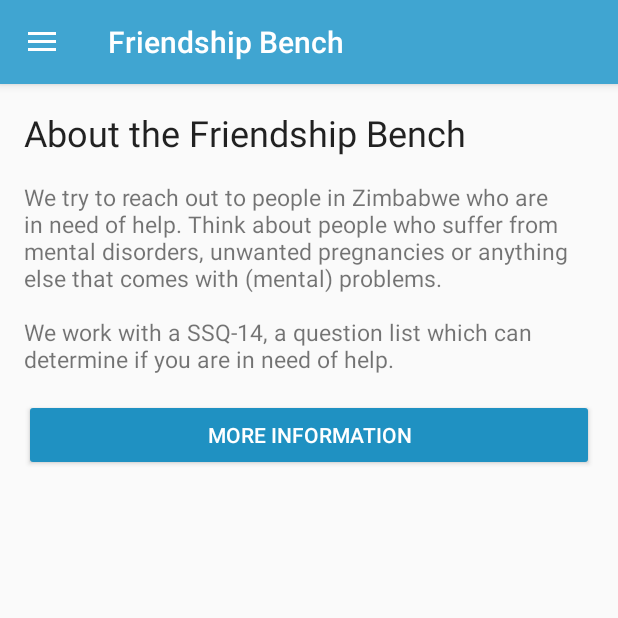
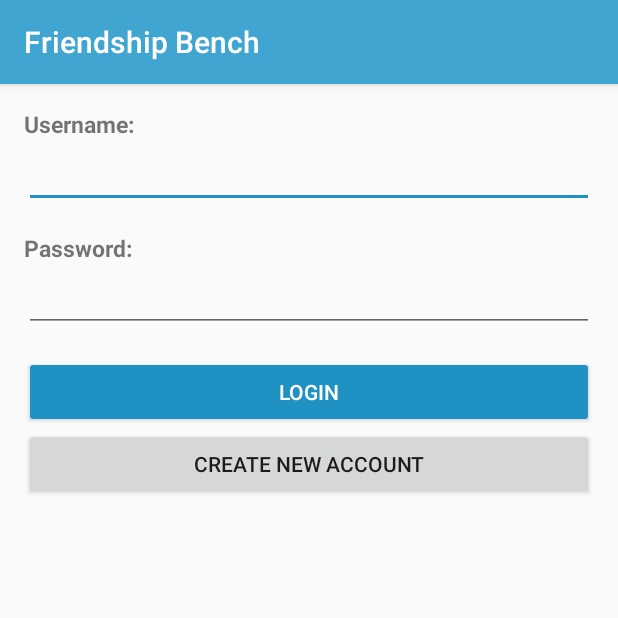
Before and after one commit to danbo2468/FriendshipBenchAndroid, an Android app: the screen it shows after launch (MainActivity before the commit, LoginActivity after it), on a phone screen of 412 x 824 dp, the top half of it. Run offline under Robolectric (Android 15) with nearby library versions, the phone set to English and light mode, and no system bars; our stand-ins replace Volley; Roboto replaces fonts that are not available here.

Commit message:
Added functionality to log in.

```diff
--- /dev/null
+++ b/app/src/main/res/layout/activity_login.xml
@@ -0,0 +1,86 @@
+<!--
+  ~ Copyright (c) 2018. Developed by the Hanzehogeschool Groningen for Friendship Bench Zimbabwe.
+  -->
+
+<LinearLayout xmlns:android="http://schemas.android.com/apk/res/android"
+    xmlns:tools="http://schemas.android.com/tools"
+    android:layout_width="match_parent"
+    android:layout_height="match_parent"
+    android:gravity="center_horizontal"
+    android:orientation="vertical"
+    android:paddingBottom="@dimen/activity_vertical_margin"
+    android:paddingLeft="@dimen/activity_horizontal_margin"
+    android:paddingRight="@dimen/activity_horizontal_margin"
+    android:paddingTop="@dimen/activity_vertical_margin"
+    tools:context="com.hanze.wad.friendshipbench.LoginActivity">
+
+
+    <ScrollView
+        android:id="@+id/login_form"
+        android:layout_width="match_parent"
+        android:layout_height="match_parent"
+        android:orientation="vertical">
+
+        <LinearLayout
+            android:layout_width="match_parent"
+            android:orientation="vertical"
+            android:layout_height="wrap_content">
+
+            <LinearLayout
+                style="@style/LinearLabelValueLayout"
+                android:layout_width="match_parent"
+                android:layout_height="wrap_content">
+
+                <TextView
+                    android:id="@+id/usernameLabel"
+                    style="@style/LabelText"
+                    android:text="@string/label_username" />
+
+                <EditText
+                    android:id="@+id/usernameField"
+                    android:layout_width="match_parent"
+                    android:layout_height="wrap_content"
+                    android:ems="10"
+                    android:inputType="textPersonName" />
+
+            </LinearLayout>
+            <LinearLayout
+                style="@style/LinearLabelValueLayout"
+                android:layout_width="match_parent"
+                android:layout_height="wrap_content">
+
+                <TextView
+                    android:id="@+id/passwordLabel"
+                    style="@style/LabelText"
+                    android:text="@string/label_password" />
+
+                <EditText
+                    android:id="@+id/passwordField"
+                    android:layout_width="match_parent"
+                    android:layout_height="wrap_content"
+                    android:ems="10"
+                    android:inputType="textPassword"/>
+
+            </LinearLayout>
+
+            <Button
+                android:id="@+id/loginButton"
+                style="@style/Widget.AppCompat.Button.Colored"
+                android:layout_width="match_parent"
+                android:layout_height="wrap_content"
+                android:text="@string/button_login" />
+
+            <Button
+                android:id="@+id/registerButton"
+                style="@style/Widget.AppCompat.Button"
+                android:layout_width="match_parent"
+                android:layout_height="wrap_content"
+                android:text="@string/button_new_account" />
+        </LinearLayout>
+
+
+
+
+    </ScrollView>
+
+</LinearLayout>
--- a/app/src/main/res/layout/activity_main.xml
+++ b/app/src/main/res/layout/activity_main.xml
@@ -1,4 +1,8 @@
 <?xml version="1.0" encoding="utf-8"?>
+<!--
+  ~ Copyright (c) 2018. Developed by the Hanzehogeschool Groningen for Friendship Bench Zimbabwe.
+  -->
+
 <android.support.v4.widget.DrawerLayout xmlns:android="http://schemas.android.com/apk/res/android"
     xmlns:app="http://schemas.android.com/apk/res-auto"
     xmlns:tools="http://schemas.android.com/tools"
--- a/app/src/main/res/values/api_requests.xml
+++ b/app/src/main/res/values/api_requests.xml
@@ -6,6 +6,7 @@
     <string name="answers_url">http://10.0.2.2:54618/api/answers</string>
     <string name="account_url">http://10.0.2.2:54618/api/account</string>
     <string name="healthworkers_url">http://10.0.2.2:54618/api/healthworkers</string>
+    <string name="authentication_url">https://hpa-api.figueus.com/api/oauth/token</string>
 
     <string name="chat_url">http://128.199.63.13:3000</string>
 </resources>
--- a/app/src/main/res/values/dimens.xml
+++ b/app/src/main/res/values/dimens.xml
@@ -5,4 +5,6 @@
     <dimen name="nav_header_vertical_spacing">8dp</dimen>
     <dimen name="nav_header_height">176dp</dimen>
     <dimen name="fab_margin">16dp</dimen>
+    <dimen name="app_bar_height">180dp</dimen>
+    <dimen name="text_margin">16dp</dimen>
 </resources>
--- a/app/src/main/res/values/strings.xml
+++ b/app/src/main/res/values/strings.xml
@@ -36,6 +36,8 @@
     <string name="button_choose_healthworker">Choose this healthworker</string>
     <string name="button_next_healthworker">Next healthworker</string>
     <string name="button_previous_healthworker">Previous healthworker</string>
+    <string name="button_login">Login</string>
+    <string name="button_new_account">Create new account</string>
 
     <string name="label_when">When:</string>
     <string name="label_where">Where:</string>
@@ -52,6 +54,8 @@
     <string name="label_email">Email:</string>
     <string name="label_gender">Gender:</string>
     <string name="label_birthday">Birthday:</string>
+    <string name="label_username">Username:</string>
+    <string name="label_password">Password:</string>
 
     <string name="value_female">Female</string>
     <string name="value_male">Male</string>
@@ -61,4 +65,10 @@
 
     <string name="error_message">Sorry, something went wrong. Please try again later.</string>
     <string name="no_connection_message">No internet connection found.</string>
+    <string name="no_password_username_provided">Please enter your username and password.</string>
+    <string name="invalid_credentials">Invalid username/password combination.</string>
+    <string name="succesfully_logged_in">Welcome!</string>
+
+    <string name="token_file_name">user_token</string>
+
 </resources>
```
Also changed, not shown: app/src/main/AndroidManifest.xml (+21 -12 lines), app/src/main/java/com/hanze/wad/friendshipbench/Controllers/ApiController.java (+47 -2 lines), app/src/main/java/com/hanze/wad/friendshipbench/Controllers/FileController.java (added, +61 -0 lines), app/src/main/java/com/hanze/wad/friendshipbench/Controllers/TokenController.java (added, +31 -0 lines), app/src/main/java/com/hanze/wad/friendshipbench/LoginActivity.java (added, +80 -0 lines), app/src/main/java/com/hanze/wad/friendshipbench/Models/Token.java (added, +23 -0 lines), app/src/main/res/layout/edit_profile_layout.xml (+6 -12 lines), app/src/main/res/menu/menu_login.xml (added, +14 -0 lines).
